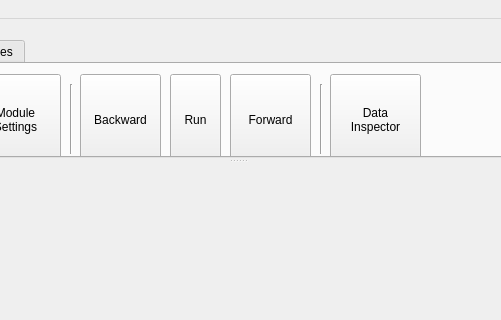
The window that dialogs/mainwindow.ui (L-Net-1992/ADAS_AD_Developer) describes before a commit, drawn with Qt 5; both pictures show x 402 to 903 and y 0 to 320 of the 1280 by 800 pixel window.
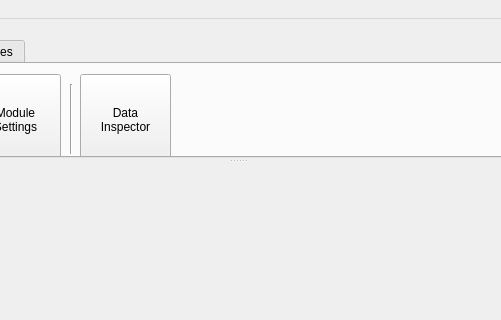
The same window after the commit. Icons and pictures are not drawn. Custom widgets are drawn as their Qt base class.

```diff
--- a/dialogs/mainwindow.ui
+++ b/dialogs/mainwindow.ui
@@ -714,26 +714,10 @@
           <enum>Qt::Vertical</enum>
          </property>
         </widget>
-        <widget class="Line" name="line_5">
-         <property name="geometry">
-          <rect>
-           <x>720</x>
-           <y>20</y>
-           <width>3</width>
-           <height>70</height>
-          </rect>
-         </property>
-         <property name="font">
-          <font/>
-         </property>
-         <property name="orientation">
-          <enum>Qt::Vertical</enum>
-         </property>
-        </widget>
         <widget class="QToolButton" name="pb_dataInspector">
          <property name="geometry">
           <rect>
-           <x>730</x>
+           <x>480</x>
            <y>10</y>
            <width>91</width>
            <height>91</height>
@@ -765,108 +749,6 @@
           <enum>Qt::ToolButtonTextUnderIcon</enum>
          </property>
         </widget>
-        <widget class="QToolButton" name="tb_forward">
-         <property name="geometry">
-          <rect>
-           <x>630</x>
-           <y>10</y>
-           <width>81</width>
-           <height>91</height>
-          </rect>
-         </property>
-         <property name="font">
-          <font>
-           <pointsize>9</pointsize>
-          </font>
-         </property>
-         <property name="focusPolicy">
-          <enum>Qt::NoFocus</enum>
-         </property>
-         <property name="text">
-          <string>Forward</string>
-         </property>
-         <property name="icon">
-          <iconset resource="../image.qrc">
-           <normaloff>:/res/StepForward.png</normaloff>:/res/StepForward.png</iconset>
-         </property>
-         <property name="iconSize">
-          <size>
-           <width>24</width>
-           <height>24</height>
-          </size>
-         </property>
-         <property name="toolButtonStyle">
-          <enum>Qt::ToolButtonTextUnderIcon</enum>
-         </property>
-        </widget>
-        <widget class="QToolButton" name="tb_backward">
-         <property name="geometry">
-          <rect>
-           <x>480</x>
-           <y>10</y>
-           <width>81</width>
-           <height>91</height>
-          </rect>
-         </property>
-         <property name="font">
-          <font>
-           <pointsize>9</pointsize>
-          </font>
-         </property>
-         <property name="focusPolicy">
-          <enum>Qt::NoFocus</enum>
-         </property>
-         <property name="text">
-          <string>Backward</string>
-         </property>
-         <property name="icon">
-          <iconset resource="../image.qrc">
-           <normaloff>:/res/StepBackConfig_24.png</normaloff>:/res/StepBackConfig_24.png</iconset>
-         </property>
-         <property name="iconSize">
-          <size>
-           <width>24</width>
-           <height>24</height>
-          </size>
-         </property>
-         <property name="toolButtonStyle">
-          <enum>Qt::ToolButtonTextUnderIcon</enum>
-         </property>
-        </widget>
-        <widget class="QToolButton" name="tb_run">
-         <property name="geometry">
-          <rect>
-           <x>570</x>
-           <y>10</y>
-           <width>51</width>
-           <height>91</height>
-          </rect>
-         </property>
-         <property name="font">
-          <font>
-           <pointsize>9</pointsize>
-          </font>
-         </property>
-         <property name="focusPolicy">
-          <enum>Qt::NoFocus</enum>
-         </property>
-         <property name="text">
-          <string>Run</string>
-         </property>
-         <property name="icon">
-          <iconset resource="../image.qrc">
-           <normaloff>:/res/Run_24.png</normaloff>:/res/Run_24.png</iconset>
-         </property>
-         <property name="iconSize">
-          <size>
-           <width>24</width>
-           <height>24</height>
-          </size>
-         </property>
-         <property name="toolButtonStyle">
-          <enum>Qt::ToolButtonTextUnderIcon</enum>
-         </property>
-        </widget>
         <widget class="QToolButton" name="tb_modelSettings">
          <property name="geometry">
           <rect>
@@ -1128,6 +1010,74 @@
           </property>
          </item>
         </widget>
+        <widget class="QToolButton" name="tb_run">
+         <property name="geometry">
+          <rect>
+           <x>260</x>
+           <y>10</y>
+           <width>51</width>
+           <height>91</height>
+          </rect>
+         </property>
+         <property name="font">
+          <font>
+           <pointsize>11</pointsize>
+          </font>
+         </property>
+         <property name="focusPolicy">
+          <enum>Qt::NoFocus</enum>
+         </property>
+         <property name="text">
+          <string>Run</string>
+         </property>
+         <property name="icon">
+          <iconset resource="../image.qrc">
+           <normaloff>:/res/Run_24.png</normaloff>:/res/Run_24.png</iconset>
+         </property>
+         <property name="iconSize">
+          <size>
+           <width>24</width>
+           <height>24</height>
+          </size>
+         </property>
+         <property name="toolButtonStyle">
+          <enum>Qt::ToolButtonTextUnderIcon</enum>
+         </property>
+        </widget>
+        <widget class="QToolButton" name="tb_stop">
+         <property name="geometry">
+          <rect>
+           <x>320</x>
+           <y>10</y>
+           <width>51</width>
+           <height>91</height>
+          </rect>
+         </property>
+         <property name="font">
+          <font>
+           <pointsize>11</pointsize>
+          </font>
+         </property>
+         <property name="focusPolicy">
+          <enum>Qt::NoFocus</enum>
+         </property>
+         <property name="text">
+          <string>Stop</string>
+         </property>
+         <property name="icon">
+          <iconset resource="../image.qrc">
+           <normaloff>:/res/stop.png</normaloff>:/res/stop.png</iconset>
+         </property>
+         <property name="iconSize">
+          <size>
+           <width>24</width>
+           <height>24</height>
+          </size>
+         </property>
+         <property name="toolButtonStyle">
+          <enum>Qt::ToolButtonTextUnderIcon</enum>
+         </property>
+        </widget>
        </widget>
        <widget class="QWidget" name="tab">
         <property name="font">
```
Left out of the diff: 17 changed lines with no effect on the pictures.
